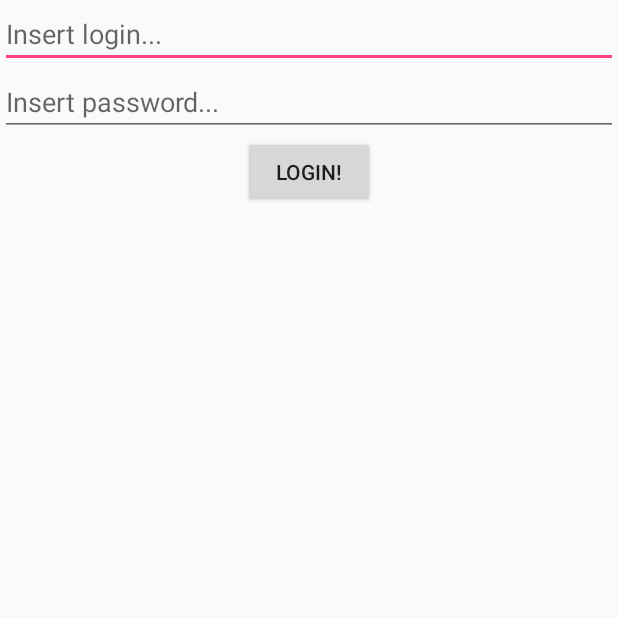
After one commit to puz-ya/tinkoff.finteh.2017, an Android app: the LoginActivity screen opened directly, with no data from a screen before it, on a phone screen of 412 x 824 dp, the top half of it. The commit adds this screen. Run offline under Robolectric (Android 15) with nearby library versions, the phone set to English and light mode, and no system bars; 1 statement that could not run was skipped.

Commit message:
Lesson03: Simple Login Activity (2 EditText). Nothing to code.

```diff
--- a/app/build.gradle
+++ b/app/build.gradle
@@ -58,5 +58,7 @@ dependencies {
     compile 'com.android.support:appcompat-v7:25.2.0'
     compile 'com.google.code.gson:gson:2.4'
     compile 'com.squareup.picasso:picasso:2.5.2'
+    compile 'com.android.support.constraint:constraint-layout:1.0.2'
+    compile 'com.android.support:design:25.2.0'
     testCompile 'junit:junit:4.12'
 }
--- a/app/src/main/AndroidManifest.xml
+++ b/app/src/main/AndroidManifest.xml
@@ -18,6 +18,10 @@
                 <category android:name="android.intent.category.LAUNCHER" />
             </intent-filter>
         </activity>
+        <activity
+            android:name=".LoginActivity"
+            android:label="@string/title_activity_login"
+            android:theme="@style/AppTheme.NoActionBar"></activity>
     </application>
 
 </manifest>
--- /dev/null
+++ b/app/src/main/java/tinkoff/androidcourse/LoginActivity.java
@@ -0,0 +1,29 @@
+package tinkoff.androidcourse;
+
+import android.os.Bundle;
+import android.support.design.widget.FloatingActionButton;
+import android.support.design.widget.Snackbar;
+import android.support.v7.app.AppCompatActivity;
+import android.support.v7.widget.Toolbar;
+import android.view.View;
+import android.widget.Button;
+import android.widget.EditText;
+
+public class LoginActivity extends AppCompatActivity {
+
+    private EditText login;
+    private EditText password;
+    private Button button;
+
+    @Override
+    protected void onCreate(Bundle savedInstanceState) {
+        super.onCreate(savedInstanceState);
+        setContentView(R.layout.activity_login);
+        Toolbar toolbar = (Toolbar) findViewById(R.id.toolbar);
+        setSupportActionBar(toolbar);
+
+        login = (EditText) findViewById(R.id.edit_text_login);
+        password = (EditText) findViewById(R.id.edit_text_password);
+    }
+
+}
--- /dev/null
+++ b/app/src/main/res/layout/activity_login.xml
@@ -0,0 +1,33 @@
+<?xml version="1.0" encoding="utf-8"?>
+<LinearLayout android:layout_height="match_parent"
+    android:layout_width="match_parent"
+    android:gravity="center_horizontal"
+    android:orientation="vertical"
+    xmlns:android="http://schemas.android.com/apk/res/android">
+
+    <!-- tools Не играет роль к xml реальном, как помошник для preview (если текст динамический) -->
+    <!-- merge tag READ -->
+
+    <EditText
+        android:layout_width="match_parent"
+        android:layout_height="wrap_content"
+        android:id="@+id/edit_text_login"
+        android:hint="@string/edit_login_hint"
+        android:inputType="text"
+        />
+
+    <EditText
+        android:layout_width="match_parent"
+        android:layout_height="wrap_content"
+        android:id="@+id/edit_text_password"
+        android:hint="@string/edit_pass_hint"
+        android:inputType="textPassword"
+        />
+
+    <Button
+        android:layout_width="wrap_content"
+        android:layout_height="wrap_content"
+        android:text="@string/button_login"
+        />
+
+</LinearLayout>
--- a/app/src/main/res/values/dimens.xml
+++ b/app/src/main/res/values/dimens.xml
@@ -2,4 +2,5 @@
     <!-- Default screen margins, per the Android Design guidelines. -->
     <dimen name="activity_horizontal_margin">16dp</dimen>
     <dimen name="activity_vertical_margin">16dp</dimen>
+    <dimen name="fab_margin">16dp</dimen>
 </resources>
--- a/app/src/main/res/values/strings.xml
+++ b/app/src/main/res/values/strings.xml
@@ -1,3 +1,9 @@
 <resources>
     <string name="app_name">AndroidCourseDebug</string>
+    <string name="title_activity_login">LoginActivity</string>
+
+
+    <string name="edit_login_hint">Insert login...</string>
+    <string name="edit_pass_hint">Insert password...</string>
+    <string name="button_login">Login!</string>
 </resources>
--- a/app/src/main/res/values/styles.xml
+++ b/app/src/main/res/values/styles.xml
@@ -8,4 +8,13 @@
         <item name="colorAccent">@color/colorAccent</item>
     </style>
 
+    <style name="AppTheme.NoActionBar">
+        <item name="windowActionBar">false</item>
+        <item name="windowNoTitle">true</item>
+    </style>
+
+    <style name="AppTheme.AppBarOverlay" parent="ThemeOverlay.AppCompat.Dark.ActionBar" />
+
+    <style name="AppTheme.PopupOverlay" parent="ThemeOverlay.AppCompat.Light" />
+
 </resources>
```
Also changed, not shown: app/src/main/res/layout/content_login.xml (added, +11 -0 lines).
